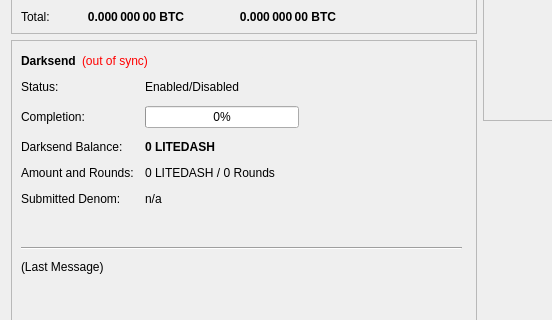
First picture: the form in src/qt/forms/overviewpage.ui, repository FactorBackup/factor-1, before the edit; both pictures show x 0 to 552 and y 182 to 502 of the 960 by 585 pixel window.
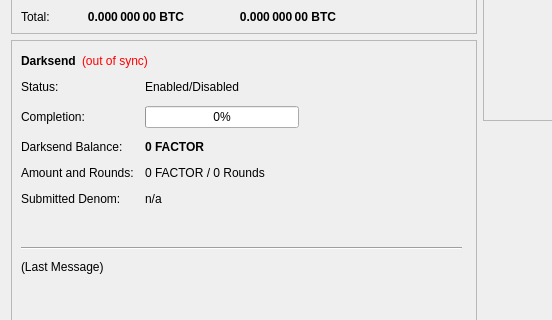
Second picture: the form after the edit.

Patch:
```diff
--- a/src/qt/forms/overviewpage.ui
+++ b/src/qt/forms/overviewpage.ui
@@ -474,7 +474,7 @@
               </font>
              </property>
              <property name="text">
-              <string notr="true">0 LITEDASH</string>
+              <string notr="true">0 FACTOR</string>
              </property>
             </widget>
            </item>
@@ -488,7 +488,7 @@
            <item row="3" column="1">
             <widget class="QLabel" name="labelAmountRounds">
              <property name="text">
-              <string>0 LITEDASH / 0 Rounds</string>
+              <string>0 FACTOR / 0 Rounds</string>
              </property>
             </widget>
            </item>
```
Left out of the diff: 6 changed lines with no effect on the pictures.
